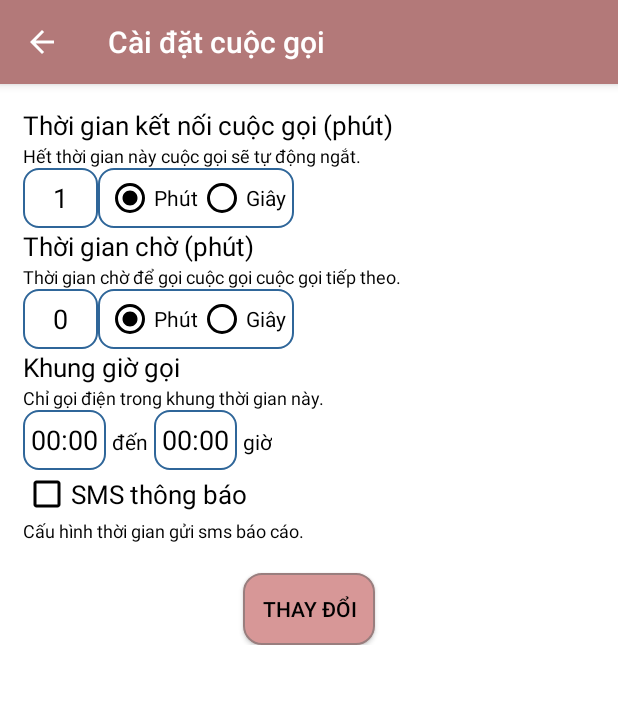
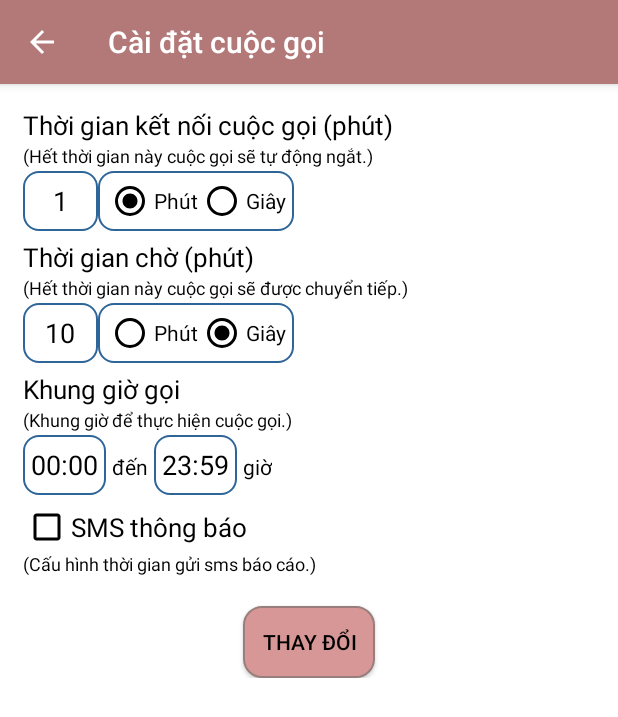
Before and after one commit to VinhShin/MyProject, an Android app: the MainActivity screen opened directly, with no data from a screen before it, after a tap on "CÀI ĐẶT", on a phone screen of 412 x 824 dp. Shown: the top 717 px of the screen. Run offline under Robolectric (Android 15) with nearby library versions, the phone set to English and light mode, and no system bars.

Commit message:
+ sms setting

```diff
--- a/AutoCall/app/src/main/java/com/example/yongquan/autocall/Global/Global_Variable.java
+++ b/AutoCall/app/src/main/java/com/example/yongquan/autocall/Global/Global_Variable.java
@@ -9,6 +9,7 @@ import java.util.ArrayList;
 
 public class Global_Variable {
 
+    public static ArrayList<Contact> listContact_temp;
     public static ArrayList<Contact> listContact;
     public static boolean SERVICE_IS_START = false;
     public static int INDEX_PHONE = 0;
@@ -24,6 +25,9 @@ public class Global_Variable {
     public static boolean SMS_UNABLE = false;
     public static String SMS_CONTENT = "";
     public static String SMS_SENDTO = "";
+    public static int CALL_SUCCESS = 0;
+    public static long TOTAL_TIME_CALL = 0;
+
     //
     public static String SERVICE_IS_START_STR = "service_start";
     public static String INDEX_PHONE_STR ="indexPhone";
@@ -39,6 +43,8 @@ public class Global_Variable {
     public static String SMS_UNABLE_STR = "sms_unable";
     public static String SMS_CONTENT_STR = "sms_content";
     public static String SMS_SENDTO_STR = "sms_sendto";
+    public static String CALL_SUCCESS_STR = "call_success";
+    public static String TOTAL_TIME_CALL_STR = "total_time_call";
 
 
 }
--- a/AutoCall/app/src/main/java/com/example/yongquan/autocall/MainActivity.java
+++ b/AutoCall/app/src/main/java/com/example/yongquan/autocall/MainActivity.java
@@ -129,11 +129,11 @@ public class MainActivity extends AppCompatActivity implements View.OnClickListe
         Global_Variable.SERVICE_IS_START = sharedPreferences.getBoolean(Global_Variable.SERVICE_IS_START_STR,false);
         Global_Variable.INDEX_PHONE = sharedPreferences.getInt(Global_Variable.INDEX_PHONE_STR,0);
         Global_Variable.TIME_CONNECT = sharedPreferences.getInt(Global_Variable.TIME_CONNECT_STR,1);
-        Global_Variable.TIME_WAITING = sharedPreferences.getInt(Global_Variable.TIME_WAITING_STR,0);
+        Global_Variable.TIME_WAITING = sharedPreferences.getInt(Global_Variable.TIME_WAITING_STR,10);
         Global_Variable.TIME_CONNECT_MUNITE = sharedPreferences.getBoolean(Global_Variable.TIME_CONNECT_MUNITE_STR,true);
-        Global_Variable.TIME_WAIT_MUNITE = sharedPreferences.getBoolean(Global_Variable.TIME_WAIT_MUNITE_STR,true);
+        Global_Variable.TIME_WAIT_MUNITE = sharedPreferences.getBoolean(Global_Variable.TIME_WAIT_MUNITE_STR,false);
         Global_Variable.TIME_START = sharedPreferences.getString(Global_Variable.TIME_START_STR,"00:00");
-        Global_Variable.TIME_END = sharedPreferences.getString(Global_Variable.TIME_END_STR,"00:00");
+        Global_Variable.TIME_END = sharedPreferences.getString(Global_Variable.TIME_END_STR,"23:59");
         Global_Variable.TIME_SEND_SMS = sharedPreferences.getInt(Global_Variable.TIME_SEND_SMS_STR,1);
         Global_Variable.DAY_SEND_SMS = sharedPreferences.getInt(Global_Variable.DAY_SEND_SMS_STR,1);
         Global_Variable.WAS_SEND_SMS = sharedPreferences.getBoolean(Global_Variable.WAS_SEND_SMS_STR,false);
@@ -167,9 +167,9 @@ public class MainActivity extends AppCompatActivity implements View.OnClickListe
                         buttonStart.setText("Chạy Chương Trình");
                         NotificationManager mNotificationManager = (NotificationManager) getSystemService(Context.NOTIFICATION_SERVICE);
                         mNotificationManager.cancel(1);
-                        sharedPreferences = getSharedPreferences("YongQuan",Context.MODE_PRIVATE);
-                        String str = sharedPreferences.getString("contact","");
-                        Global_Variable.listContact = Global_Function.convertStringToArray(str);
+//                        sharedPreferences = getSharedPreferences("YongQuan",Context.MODE_PRIVATE);
+//                        String str = sharedPreferences.getString("contact","");
+//                        Global_Variable.listContact = Global_Function.convertStringToArray(str);
 
                         SharedPreferences.Editor editor = sharedPreferences.edit();
                         editor.putBoolean(Global_Variable.SERVICE_IS_START_STR, Global_Variable.SERVICE_IS_START);
--- a/AutoCall/app/src/main/java/com/example/yongquan/autocall/Receiver/AutoStart.java
+++ b/AutoCall/app/src/main/java/com/example/yongquan/autocall/Receiver/AutoStart.java
@@ -20,7 +20,7 @@ public class AutoStart extends BroadcastReceiver {
         if (serviceActivated) {
             Log.d("YongQuan","restart service");
             context.startService(new Intent(context, MyService.class));
-            Global_Function.sendNotification(context,"?ng d?ng dang ch?y ng?m",1);
+            Global_Function.sendNotification(context,"Ứng dụng đang chạy ngầm",1);
 //            Intent serviceIntent = new Intent(context, MainActivity.class);
 //            context.startService(serviceIntent);
         }
--- a/AutoCall/app/src/main/java/com/example/yongquan/autocall/SettingActivity.java
+++ b/AutoCall/app/src/main/java/com/example/yongquan/autocall/SettingActivity.java
@@ -21,10 +21,10 @@ import com.example.yongquan.autocall.Global.Global_Variable;
 
 public class SettingActivity extends AppCompatActivity {
 
-    EditText TGKN,TGBD,TGKT,TGC,Gio,Ngay,edt_sms_content,edt_sms_sento;
+    public static EditText TGKN,TGBD,TGKT,TGC,Gio,Ngay,edt_sms_content,edt_sms_sento;
     Button button;
     CheckBox checkBox_SMS;
-    RadioButton rd_connect_munite,rd_connect_second, rd_wait_munite, rd_wait_second;
+    public static RadioButton rd_connect_munite,rd_connect_second, rd_wait_munite, rd_wait_second;
     @Override
     protected void onCreate(Bundle savedInstanceState) {
         super.onCreate(savedInstanceState);
@@ -71,6 +71,12 @@ public class SettingActivity extends AppCompatActivity {
                         }
                         else if(checkDK==-5){
                             Toast.makeText(getApplicationContext(), "Thời gian sms thông báo không hợp lễ", Toast.LENGTH_SHORT).show();
+                        }
+                        else if(checkDK==-6){
+                            Toast.makeText(getApplicationContext(),"Bạn không thể đặt thời gian chờ quá lớn",Toast.LENGTH_SHORT).show();
+                        }
+                        else if(checkDK==-7){
+                            Toast.makeText(getApplicationContext(),"Bạn không thể đặt thời gian kết nối quá lớn",Toast.LENGTH_SHORT).show();
                         }
                         return;
                     }
@@ -153,7 +159,7 @@ public class SettingActivity extends AppCompatActivity {
         finish();
         return true;
     }
-    private void setup(){
+    public void setup(){
         TGKN.setText(String.valueOf(Global_Variable.TIME_CONNECT));
         TGC.setText(String.valueOf(Global_Variable.TIME_WAITING));
         TGBD.setText(String.valueOf(Global_Variable.TIME_START));
@@ -216,14 +222,20 @@ public class SettingActivity extends AppCompatActivity {
                 Integer.valueOf(strTimeEnd[1])<0){
             return -2;
         }
+        else if (TGKN.getText().toString().length()>5){
+            return -7;
+        }
         else if(TGKN.getText().toString().length()<1||Integer.valueOf(TGKN.getText().toString())<0){
             return -3;
+        }
+        else if (TGC.getText().toString().length()>5){
+            return -6;
         }
         else if(TGC.getText().toString().length()<1||Integer.valueOf(TGC.getText().toString())<0){
             return -4;
         }
         else if(Integer.valueOf(Gio.getText().toString())<0||Integer.valueOf(Gio.getText().toString())>24||
-                Integer.valueOf(Ngay.getText().toString())<0||Integer.valueOf(Ngay.getText().toString())>7){
+                Integer.valueOf(Ngay.getText().toString())<1||Integer.valueOf(Ngay.getText().toString())>8){
             return -5;
         }
         return 1;
--- a/AutoCall/app/src/main/res/layout/activity_setting.xml
+++ b/AutoCall/app/src/main/res/layout/activity_setting.xml
@@ -28,10 +28,12 @@
                 android:textSize="12sp"
                 android:id="@+id/note_tgkn"
                 android:layout_below="@+id/txt_tgg"
-                android:text="Hết thời gian này cuộc gọi sẽ tự động ngắt."
+                android:text="(Hết thời gian này cuộc gọi sẽ tự động ngắt.)"
                 android:layout_width="wrap_content"
                 android:layout_height="wrap_content" />
             <LinearLayout
+                android:layout_marginTop="2dp"
+                android:layout_marginBottom="5dp"
                 android:id="@+id/ll_tgkn"
                 android:layout_below="@id/note_tgkn"
                 android:layout_width="match_parent"
@@ -79,13 +81,14 @@
                 android:layout_height="wrap_content" />
             <TextView
                 android:textSize="12sp"
-
                 android:id="@+id/note_tgc"
                 android:layout_below="@id/txt_tgc"
-                android:text="Thời gian chờ để gọi cuộc gọi cuộc gọi tiếp theo."
+                android:text="(Hết thời gian này cuộc gọi sẽ được chuyển tiếp.)"
                 android:layout_width="wrap_content"
                 android:layout_height="wrap_content" />
             <LinearLayout
+                android:layout_marginTop="2dp"
+                android:layout_marginBottom="5dp"
                 android:orientation="horizontal"
                 android:id="@+id/ll_tgc"
                 android:layout_below="@id/note_tgc"
@@ -135,10 +138,12 @@
                 android:textSize="12sp"
                 android:layout_below="@id/txt_khunggio"
                 android:id="@+id/note_kg"
-                android:text="Chỉ gọi điện trong khung thời gian này."
+                android:text="(Khung giờ để thực hiện cuộc gọi.)"
                 android:layout_width="match_parent"
                 android:layout_height="wrap_content" />
             <LinearLayout
+                android:layout_marginTop="2dp"
+                android:layout_marginBottom="5dp"
                 android:id="@+id/ll_khunggio"
                 android:layout_below="@id/note_kg"
                 android:layout_width="match_parent"
@@ -184,7 +189,7 @@
                 android:textSize="12sp"
                 android:layout_below="@id/radio_sms"
                 android:id="@+id/note_sms"
-                android:text="Cấu hình thời gian gửi sms báo cáo."
+                android:text="(Cấu hình thời gian gửi sms báo cáo.)"
                 android:layout_width="wrap_content"
                 android:layout_height="wrap_content" />
             <RelativeLayout
@@ -194,6 +199,7 @@
                 android:layout_width="match_parent"
                 android:layout_height="wrap_content">
                 <TextView
+                    android:layout_marginTop="2dp"
                     android:textSize="17sp"
                     android:id="@+id/txt_SmsThongbao"
                     android:text="Thời gian sms thông báo"
@@ -239,9 +245,11 @@
                         android:layout_height="wrap_content" />
                 </LinearLayout>
                 <TextView
+                    android:layout_marginTop="2dp"
+                    android:layout_marginBottom="5dp"
                     android:textSize="12sp"
                     android:layout_below="@+id/ll_sms"
-                    android:text="Giờ từ 0 -> 23, Thứ từ 2 -> 8 (chủ nhật)i"
+                    android:text="(Giờ từ 0 -> 23, Thứ từ 2 -> 8 (chủ nhật))"
                     android:id="@+id/note_sms_setting"
                     android:layout_width="wrap_content"
                     android:layout_height="wrap_content" />
@@ -270,7 +278,7 @@
                     android:layout_width="wrap_content"
                     android:layout_height="wrap_content" />
                 <EditText
-                    android:padding="5dp"
+                    android:padding="7dp"
                     android:textColor="@color/colorDark"
                     android:background="@drawable/edittext_custome"
                     android:inputType="textMultiLine"
```
Also changed, not shown: AutoCall/app/src/main/AndroidManifest.xml (+17 -3 lines), AutoCall/app/src/main/java/com/example/yongquan/autocall/AddPhone.java (+13 -4 lines), AutoCall/app/src/main/java/com/example/yongquan/autocall/MyAsyncTask.java (+40 -21 lines), AutoCall/app/src/main/java/com/example/yongquan/autocall/Receiver/SmsSetting.java (added, +177 -0 lines), AutoCall/app/src/main/res/layout/activity_add_phone.xml (+9 -10 lines), 67 other files.
